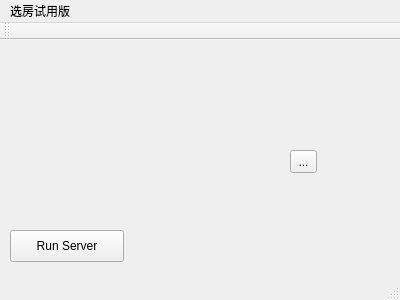
Before: the Qt Designer form mainwindow.ui in arook/lottery, drawn with Qt 5.
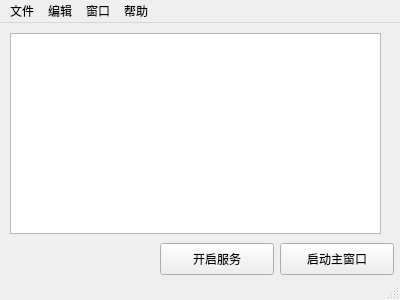
After: the same form once the commit is applied.

What changed in the file:
```diff
--- a/mainwindow.ui
+++ b/mainwindow.ui
@@ -2,6 +2,9 @@
 <ui version="4.0">
  <class>MainWindow</class>
  <widget class="QMainWindow" name="MainWindow">
+  <property name="enabled">
+   <bool>true</bool>
+  </property>
   <property name="geometry">
    <rect>
     <x>0</x>
@@ -10,6 +13,24 @@
     <height>300</height>
    </rect>
   </property>
+  <property name="sizePolicy">
+   <sizepolicy hsizetype="Preferred" vsizetype="Preferred">
+    <horstretch>0</horstretch>
+    <verstretch>0</verstretch>
+   </sizepolicy>
+  </property>
+  <property name="minimumSize">
+   <size>
+    <width>400</width>
+    <height>300</height>
+   </size>
+  </property>
+  <property name="maximumSize">
+   <size>
+    <width>400</width>
+    <height>300</height>
+   </size>
+  </property>
   <property name="windowTitle">
    <string>MainWindow</string>
   </property>
@@ -17,27 +38,40 @@
    <widget class="QPushButton" name="pushButton">
     <property name="geometry">
      <rect>
+      <x>160</x>
+      <y>220</y>
+      <width>114</width>
+      <height>32</height>
+     </rect>
+    </property>
+    <property name="text">
+     <string>开启服务</string>
+    </property>
+    <property name="checkable">
+     <bool>false</bool>
+    </property>
+   </widget>
+   <widget class="QPushButton" name="pushButton_2">
+    <property name="geometry">
+     <rect>
+      <x>280</x>
+      <y>220</y>
+      <width>114</width>
+      <height>32</height>
+     </rect>
+    </property>
+    <property name="text">
+     <string>启动主窗口</string>
+    </property>
+   </widget>
+   <widget class="QListView" name="listView">
+    <property name="geometry">
+     <rect>
       <x>10</x>
-      <y>190</y>
-      <width>114</width>
-      <height>32</height>
+      <y>10</y>
+      <width>371</width>
+      <height>201</height>
      </rect>
-    </property>
-    <property name="text">
-     <string>Run Server</string>
-    </property>
-   </widget>
-   <widget class="QToolButton" name="toolButton">
-    <property name="geometry">
-     <rect>
-      <x>290</x>
-      <y>110</y>
-      <width>27</width>
-      <height>23</height>
-     </rect>
-    </property>
-    <property name="text">
-     <string>...</string>
     </property>
    </widget>
   </widget>
@@ -47,23 +81,34 @@
      <x>0</x>
      <y>0</y>
      <width>400</width>
-     <height>22</height>
+     <height>23</height>
     </rect>
    </property>
    <widget class="QMenu" name="menu">
     <property name="title">
-     <string>选房试用版</string>
+     <string>文件</string>
     </property>
    </widget>
+   <widget class="QMenu" name="menu_2">
+    <property name="title">
+     <string>编辑</string>
+    </property>
+   </widget>
+   <widget class="QMenu" name="menu_3">
+    <property name="title">
+     <string>窗口</string>
+    </property>
+   </widget>
+   <widget class="QMenu" name="menu_4">
+    <property name="title">
+     <string>帮助</string>
+    </property>
+    <addaction name="action"/>
+   </widget>
    <addaction name="menu"/>
-  </widget>
-  <widget class="QToolBar" name="mainToolBar">
-   <attribute name="toolBarArea">
-    <enum>TopToolBarArea</enum>
-   </attribute>
-   <attribute name="toolBarBreak">
-    <bool>false</bool>
-   </attribute>
+   <addaction name="menu_2"/>
+   <addaction name="menu_3"/>
+   <addaction name="menu_4"/>
   </widget>
   <widget class="QStatusBar" name="statusBar"/>
  </widget>
```
Left out of the diff: 10 changed lines with no effect on the pictures.
